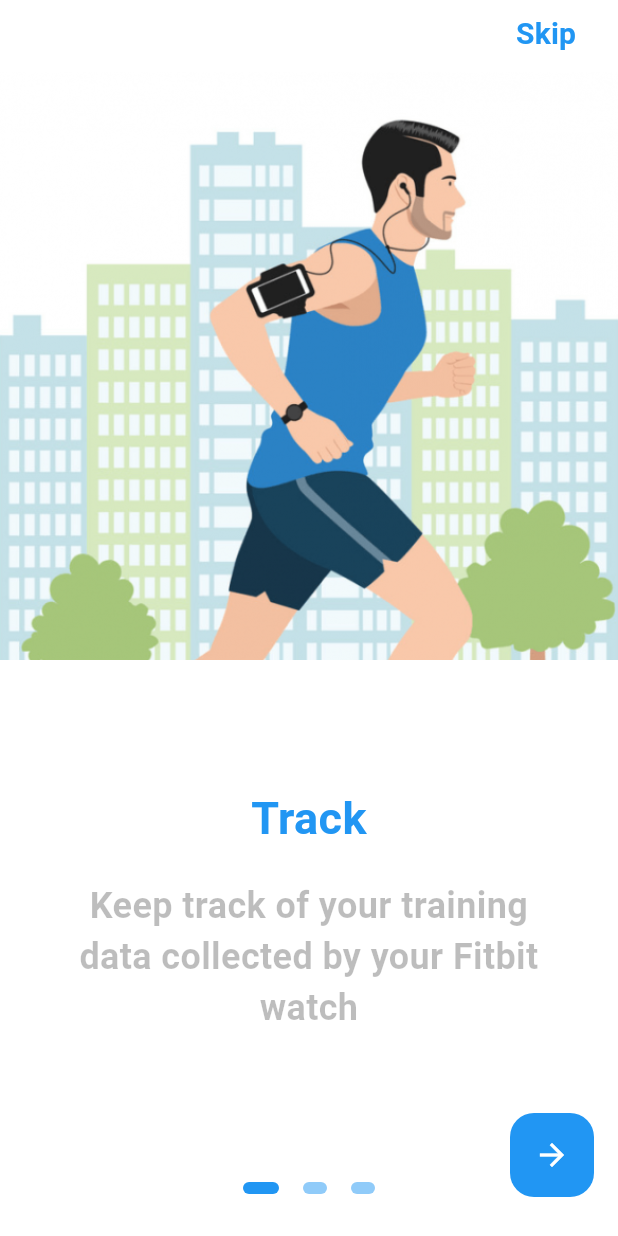
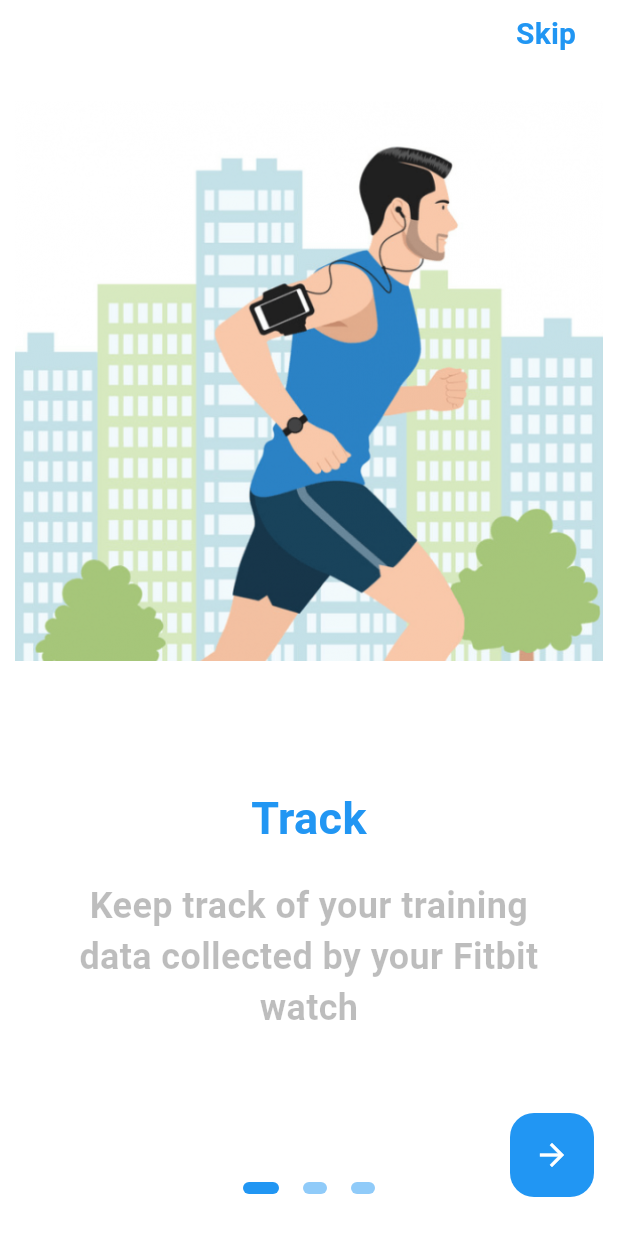
Before and after one commit to alessandrocasarin/simfit, a Flutter app: the screen it shows after launch, on a phone screen of 412 x 824 dp. Run offline on Flutter 3.47's test engine with Material 3 defaults, Android fonts, the phone set to English and light mode, and no system bars; drawn by our look-alikes of flutter_onboarding_slider; our stand-ins replace fl_chart, flutter_login, font_awesome_flutter, jwt_decoder, material_design_icons_flutter, shared_preferences; missing offline and left inert: profile_photo.

Commit message:
13lug_onboarding_2

```diff
--- a/lib/screens/onboarding.dart
+++ b/lib/screens/onboarding.dart
@@ -42,19 +42,19 @@ class OnBoarding extends StatelessWidget {
       centerBackground: true,
       background: [
         Padding(
-          padding: EdgeInsets.all(0),
+          padding: EdgeInsets.all(10),
           child:Image.asset(
           'assets/allenamento1.png',
           height: 400,
         ),),
         Padding(
-          padding: EdgeInsets.all(0),
+          padding: EdgeInsets.all(10),
           child:Image.asset(
           'assets/ciclista.jpg',
           height: 400,
         ),),
         Padding(
-          padding: EdgeInsets.all(0),
+          padding: EdgeInsets.all(10),
           child:Image.asset(
           'assets/grafico2.jpg',
           height: 400,
```
